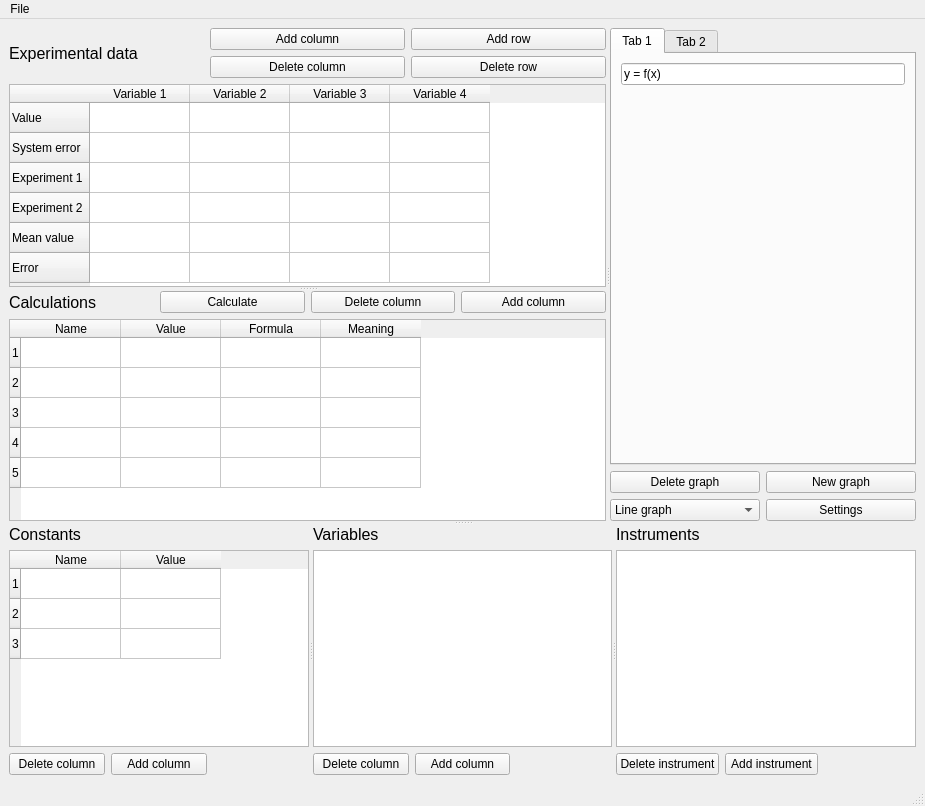
First picture: the form in mainwindow.ui, repository Kirikus/Experiments-2026S-CPP, before the edit.
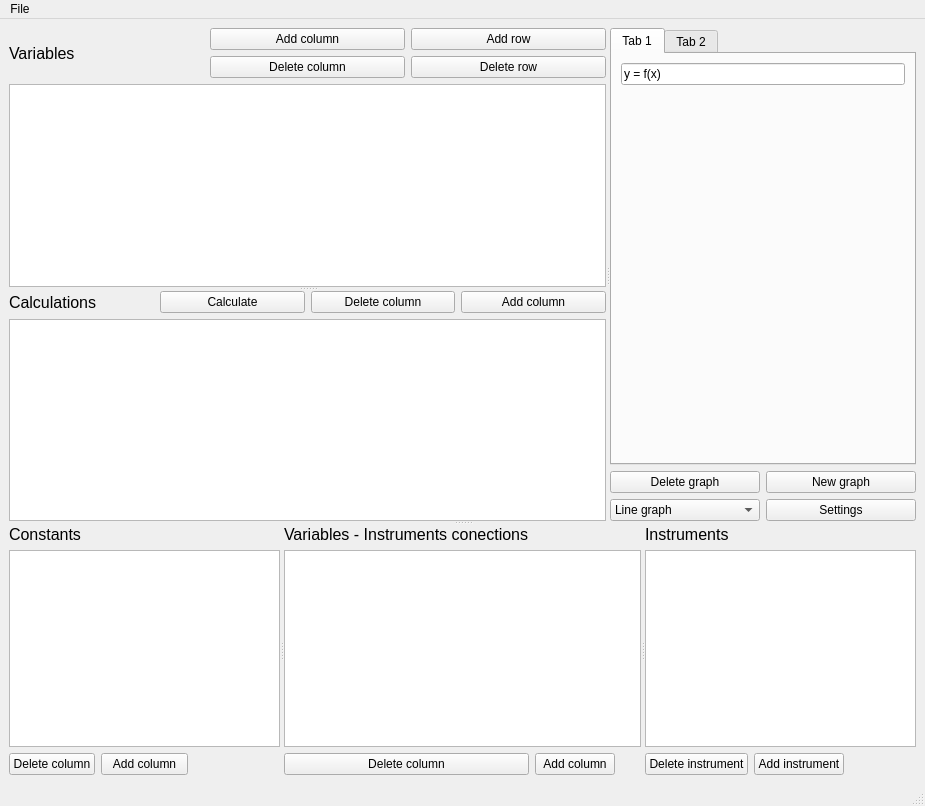
Second picture: the form after the edit.

Diff of the .ui file:
```diff
--- a/mainwindow.ui
+++ b/mainwindow.ui
@@ -45,7 +45,7 @@
              </font>
             </property>
             <property name="text">
-             <string>Experimental data</string>
+             <string>Variables</string>
             </property>
            </widget>
           </item>
@@ -71,57 +71,7 @@
            </widget>
           </item>
           <item row="2" column="0" colspan="3">
-           <widget class="QTableWidget" name="ExperimentTable">
-            <row>
-             <property name="text">
-              <string>Value</string>
-             </property>
-            </row>
-            <row>
-             <property name="text">
-              <string>System error</string>
-             </property>
-            </row>
-            <row>
-             <property name="text">
-              <string>Experiment 1</string>
-             </property>
-            </row>
-            <row>
-             <property name="text">
-              <string>Experiment 2</string>
-             </property>
-            </row>
-            <row>
-             <property name="text">
-              <string>Mean value</string>
-             </property>
-            </row>
-            <row>
-             <property name="text">
-              <string>Error</string>
-             </property>
-            </row>
-            <column>
-             <property name="text">
-              <string>Variable 1</string>
-             </property>
-            </column>
-            <column>
-             <property name="text">
-              <string>Variable 2</string>
-             </property>
-            </column>
-            <column>
-             <property name="text">
-              <string>Variable 3</string>
-             </property>
-            </column>
-            <column>
-             <property name="text">
-              <string>Variable 4</string>
-             </property>
-            </column>
+           <widget class="QTableView" name="VariablesTable">
            </widget>
           </item>
          </layout>
@@ -141,7 +91,7 @@
            </widget>
           </item>
           <item row="1" column="0" colspan="4">
-           <widget class="QTableWidget" name="CalculationsTable">
+           <widget class="QTableView" name="CalculationsTable">
             <row>
              <property name="text">
               <string>1</string>
@@ -330,32 +280,7 @@
        <widget class="QWidget" name="layoutWidget">
         <layout class="QGridLayout" name="Constants">
          <item row="1" column="0" colspan="3">
-          <widget class="QTableWidget" name="ConstantsTable">
-           <row>
-            <property name="text">
-             <string>1</string>
-            </property>
-           </row>
-           <row>
-            <property name="text">
-             <string>2</string>
-            </property>
-           </row>
-           <row>
-            <property name="text">
-             <string>3</string>
-            </property>
-           </row>
-           <column>
-            <property name="text">
-             <string>Name</string>
-            </property>
-           </column>
-           <column>
-            <property name="text">
-             <string>Value</string>
-            </property>
-           </column>
+          <widget class="QTableView" name="ConstantsTable">
           </widget>
          </item>
          <item row="0" column="0">
@@ -396,12 +321,12 @@
             </font>
            </property>
            <property name="text">
-            <string>Variables</string>
+            <string>Variables - Instruments conections</string>
            </property>
           </widget>
          </item>
          <item row="1" column="0" colspan="3">
-          <widget class="QTableView" name="VariablesTable">
+          <widget class="QTableView" name="InstrumentsConnectionsTable">
           </widget>
          </item>
          <item row="2" column="0">
```
